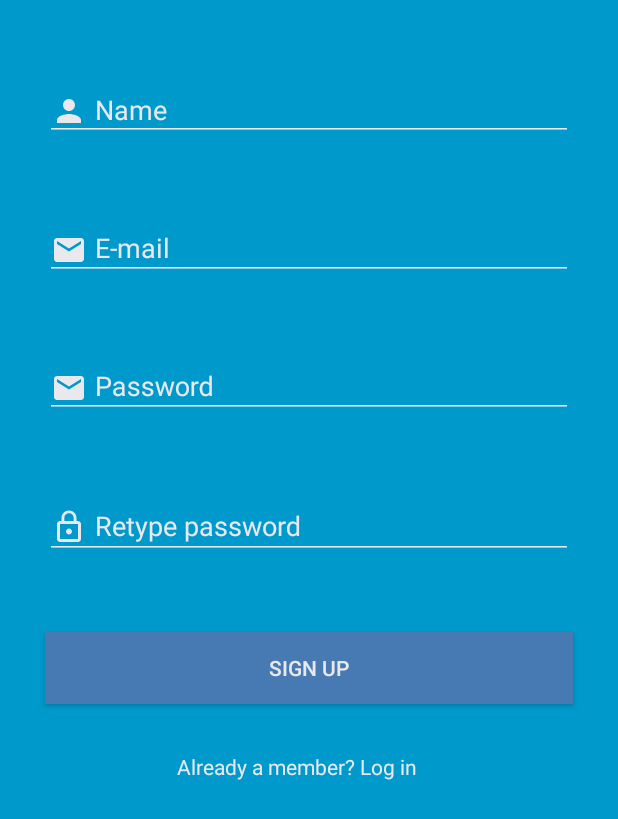
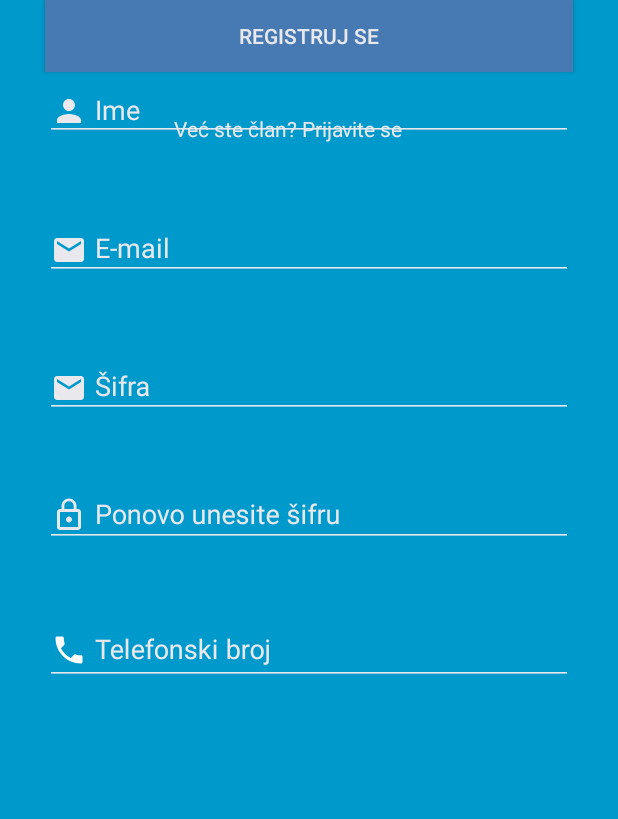
Before and after one commit to harismuha123/payscan-mobile-app-android, an Android app: the layout activity_register_account.xml on its own in the app's theme, with its tools: preview values and no code run, on a phone screen of 412 x 824 dp. Shown: the top 819 px of the screen. Run offline under Robolectric (Android 15) with nearby library versions, the phone set to English and light mode, and no system bars.

Commit message:
added phone number entry

```diff
--- /dev/null
+++ b/app/src/main/res/drawable/ic_phone_black_24dp.xml
@@ -0,0 +1,5 @@
+<vector android:height="24dp" android:tint="#FFFFFF"
+    android:viewportHeight="24.0" android:viewportWidth="24.0"
+    android:width="24dp" xmlns:android="http://schemas.android.com/apk/res/android">
+    <path android:fillColor="#FF000000" android:pathData="M6.62,10.79c1.44,2.83 3.76,5.14 6.59,6.59l2.2,-2.2c0.27,-0.27 0.67,-0.36 1.02,-0.24 1.12,0.37 2.33,0.57 3.57,0.57 0.55,0 1,0.45 1,1V20c0,0.55 -0.45,1 -1,1 -9.39,0 -17,-7.61 -17,-17 0,-0.55 0.45,-1 1,-1h3.5c0.55,0 1,0.45 1,1 0,1.25 0.2,2.45 0.57,3.57 0.11,0.35 0.03,0.74 -0.25,1.02l-2.2,2.2z"/>
+</vector>
--- a/app/src/main/res/layout/activity_register_account.xml
+++ b/app/src/main/res/layout/activity_register_account.xml
@@ -108,16 +108,17 @@
     <android.support.design.widget.TextInputLayout
         android:id="@+id/rePasswordLayout"
         android:layout_width="0dp"
-        android:layout_height="wrap_content"
+        android:layout_height="74dp"
         android:layout_marginEnd="30dp"
         android:layout_marginLeft="30dp"
         android:layout_marginRight="30dp"
         android:layout_marginStart="30dp"
-        android:layout_marginTop="320dp"
+        android:layout_marginTop="312dp"
         android:textColor="#ffffff"
         android:textColorHint="#e8e8ed"
         app:errorEnabled="true"
         app:layout_constraintEnd_toEndOf="parent"
+        app:layout_constraintHorizontal_bias="0.0"
         app:layout_constraintStart_toStartOf="parent"
         app:layout_constraintTop_toTopOf="parent">
 
@@ -144,14 +145,43 @@
         android:layout_marginLeft="30dp"
         android:layout_marginRight="30dp"
         android:layout_marginStart="30dp"
-        android:layout_marginTop="28dp"
         android:background="#4779b2"
         android:onClick="createAccount"
         android:text="@string/button_signup"
         android:textColor="#e8e8ed"
         app:layout_constraintEnd_toEndOf="parent"
+        app:layout_constraintHorizontal_bias="0.0"
         app:layout_constraintStart_toStartOf="parent"
-        app:layout_constraintTop_toBottomOf="@+id/rePasswordLayout" />
+        tools:layout_editor_absoluteY="500dp" />
+
+    <android.support.design.widget.TextInputLayout
+        android:id="@+id/telephoneNumberField"
+        android:layout_width="0dp"
+        android:layout_height="65dp"
+        android:layout_marginEnd="30dp"
+        android:layout_marginLeft="30dp"
+        android:layout_marginRight="30dp"
+        android:layout_marginStart="30dp"
+        android:layout_marginTop="396dp"
+        android:textColorHint="#e8e8ed"
+        app:layout_constraintEnd_toEndOf="parent"
+        app:layout_constraintHorizontal_bias="0.0"
+        app:layout_constraintStart_toStartOf="parent"
+        app:layout_constraintTop_toTopOf="parent">
+
+        <EditText
+            android:id="@+id/textPhoneNumber"
+            android:layout_width="match_parent"
+            android:layout_height="wrap_content"
+            android:layout_weight="1"
+            android:drawableLeft="@drawable/ic_phone_black_24dp"
+            android:drawablePadding="5dp"
+            android:drawableStart="@drawable/ic_phone_black_24dp"
+            android:ems="10"
+            android:hint="Telefonski broj"
+            android:inputType="textPersonName"
+            android:textColorHint="#e8e8ed" />
+    </android.support.design.widget.TextInputLayout>
 
     <TextView
         android:id="@+id/account"
@@ -162,13 +192,14 @@
         android:layout_marginLeft="112dp"
         android:layout_marginRight="110dp"
         android:layout_marginStart="112dp"
-        android:layout_marginTop="32dp"
+        android:layout_marginTop="28dp"
         android:onClick="backToLogin"
         android:text="@string/option_login"
         android:textColor="#e8e8ed"
         app:layout_constraintEnd_toEndOf="parent"
-        app:layout_constraintHorizontal_bias="0.545"
+        app:layout_constraintHorizontal_bias="0.4"
         app:layout_constraintStart_toStartOf="parent"
         app:layout_constraintTop_toBottomOf="@+id/signupButton"
         tools:ignore="MissingPrefix" />
+
 </android.support.constraint.ConstraintLayout>
--- a/app/src/main/res/values/strings.xml
+++ b/app/src/main/res/values/strings.xml
@@ -1,28 +1,28 @@
 <resources>
     <string name="app_name">PayScan</string>
     <string name="title_email">E-mail:</string>
-    <string name="title_password">Password:</string>
-    <string name="title_login">Log in</string>
-    <string name="option_signup">\nNo account yet? Create one</string>
-    <string name="option_password">Forgot password?</string>
-    <string name="placeholder_password">Password</string>
+    <string name="title_password">Šifra:</string>
+    <string name="title_login">Prijavi se</string>
+    <string name="option_signup">\nNemaš račun? Kreiraj ga!</string>
+    <string name="option_password">Zaboravili ste šifru?</string>
+    <string name="placeholder_password">Šifra</string>
     <string name="placeholder_email">E-mail</string>
-    <string name="title_name">Name:</string>
-    <string name="placeholder_name">Name</string>
-    <string name="option_login">Already a member? Log in</string>
-    <string name="button_signup">Sign up</string>
-    <string name="title_repassword">Retype password:</string>
-    <string name="placeholder_repassword">Retype password</string>
-    <string name="product_thumbnail_description">Product thumbnail</string>
+    <string name="title_name">Ime:</string>
+    <string name="placeholder_name">Ime</string>
+    <string name="option_login">Već ste član? Prijavite se</string>
+    <string name="button_signup">Registruj se</string>
+    <string name="title_repassword">Ponovo unesite šifru:</string>
+    <string name="placeholder_repassword">Ponovo unesite šifru</string>
+    <string name="product_thumbnail_description">Prikaz proizvoda</string>
     <string name="API_URL">https://payscan-api.herokuapp.com/rest/products</string>
-    <string name="log_out">Log out</string>
+    <string name="log_out">Odjavi se</string>
     <string name="title_activity_product_drawer">Najnoviji proizvodi</string>
     <string name="navigation_drawer_open">Open navigation drawer</string>
     <string name="navigation_drawer_close">Close navigation drawer</string>
     <string name="nav_header_title">Android Studio</string>
     <string name="nav_header_subtitle">android.studio@android.com</string>
     <string name="nav_header_desc">Navigation header</string>
-    <string name="action_settings">Settings</string>
+    <string name="action_settings">Postavke</string>
     <string name="log_out_nav">Odjava</string>
     <string name="nav_account_info">Korisnički nalog</string>
     <string name="categories_nav">Kategorije</string>
```
Also changed, not shown: app/src/main/java/ba/edu/ibu/stu/chern0/payscan/ArticleActivity.java (+10 -1 lines), app/src/main/java/ba/edu/ibu/stu/chern0/payscan/CreateArticleActivity.java (+5 -6 lines), app/src/main/java/ba/edu/ibu/stu/chern0/payscan/RegisterAccount.java (+8 -1 lines).
